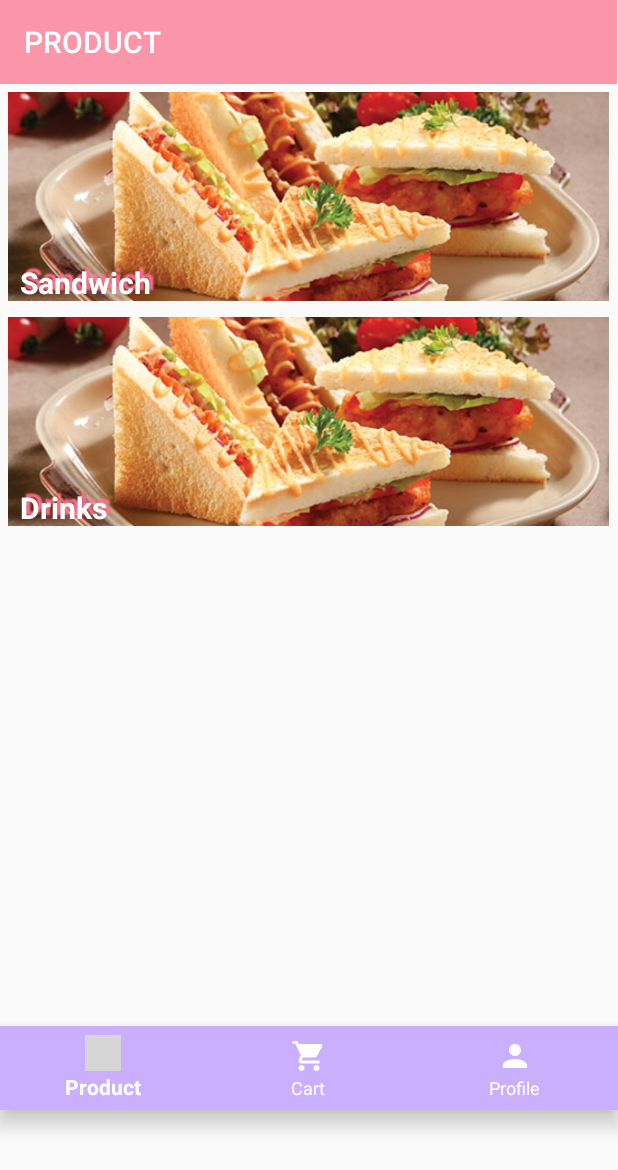
After one commit to hungfq/moblie, an Android app: the CategoryProductFragment screen opened directly, with no data from a screen before it, on a phone screen of 412 x 824 dp. The commit adds this screen. Shown: the top 1170 px of the screen. Run offline under Robolectric (Android 15) with nearby library versions, the phone set to English and light mode, and no system bars; grey boxes are pictures that could not be loaded.

Commit message:
add remember me and product fragment

```diff
--- a/app/build.gradle
+++ b/app/build.gradle
@@ -38,6 +38,9 @@
     implementation 'androidx.constraintlayout:constraintlayout:2.0.1'
     implementation 'androidx.lifecycle:lifecycle-livedata-ktx:2.2.0'
     implementation 'androidx.lifecycle:lifecycle-viewmodel-ktx:2.2.0'
+    //noinspection GradleCompatible
+    implementation 'com.android.support:design:26.1.0'
+    implementation 'androidx.legacy:legacy-support-v4:1.0.0'
     testImplementation 'junit:junit:4.+'
     androidTestImplementation 'androidx.test.ext:junit:1.1.2'
     androidTestImplementation 'androidx.test.espresso:espresso-core:3.3.0'
--- /dev/null
+++ b/app/src/main/java/hcmute/edu/vn/mssv18110276/CategoryProductFragment.java
@@ -0,0 +1,100 @@
+package hcmute.edu.vn.mssv18110276;
+
+import android.os.Bundle;
+
+import androidx.fragment.app.Fragment;
+import androidx.recyclerview.widget.LinearLayoutManager;
+import androidx.recyclerview.widget.RecyclerView;
+
+import android.view.LayoutInflater;
+import android.view.View;
+import android.view.ViewGroup;
+
+import java.io.ByteArrayOutputStream;
+import java.io.IOException;
+import java.io.InputStream;
+import java.net.MalformedURLException;
+import java.net.URL;
+import java.util.List;
+
+public class CategoryProductFragment extends Fragment {
+
+    // TODO: Rename parameter arguments, choose names that match
+    private static final String ARG_PARAM1 = "param1";
+    private static final String ARG_PARAM2 = "param2";
+
+    // TODO: Rename and change types of parameters
+    private String mParam1;
+    private String mParam2;
+
+    private List<CategoryProduct> lCategoryProducts;
+    DatabaseHandler db;
+
+    public CategoryProductFragment() {
+        // Required empty public constructor
+    }
+
+    // TODO: Rename and change types and number of parameters
+    public static CategoryProductFragment newInstance(String param1, String param2) {
+        CategoryProductFragment fragment = new CategoryProductFragment();
+        Bundle args = new Bundle();
+        args.putString(ARG_PARAM1, param1);
+        args.putString(ARG_PARAM2, param2);
+        fragment.setArguments(args);
+        return fragment;
+    }
+
+    @Override
+    public void onCreate(Bundle savedInstanceState) {
+        super.onCreate(savedInstanceState);
+        if (getArguments() != null) {
+            mParam1 = getArguments().getString(ARG_PARAM1);
+            mParam2 = getArguments().getString(ARG_PARAM2);
+        }
+    }
+
+    @Override
+    public View onCreateView(LayoutInflater inflater, ViewGroup container,
+                             Bundle savedInstanceState) {
+        // Inflate the layout for this fragment
+        View view = inflater.inflate(R.layout.fragment_category_product, container, false);
+
+        db = new DatabaseHandler(getContext());
+        lCategoryProducts = db.getListCategoryProduct();
+        //show
+        if(lCategoryProducts.size() <= 0){
+            insertDefaultCategory();
+            lCategoryProducts = db.getListCategoryProduct();
+        }
+
+        RecyclerView rv_category = view.findViewById(R.id.item_category);
+        /*rv_category.setHasFixedSize(true);*/
+        RecyclerView.LayoutManager layoutManager = new LinearLayoutManager(getContext());
+        rv_category.setLayoutManager(layoutManager);
+        CategoryProductAdapter adapter = new CategoryProductAdapter(lCategoryProducts, getContext());
+        rv_category.setAdapter(adapter);
+
+        return view;
+    }
+
+    private byte[] getByteArrayImage(String sURL) throws MalformedURLException {
+        URL url = new URL(sURL);
+        ByteArrayOutputStream output = new ByteArrayOutputStream();
+
+        try (InputStream inputStream = url.openStream()) {
+            int n = 0;
+            byte [] buffer = new byte[ 1024 ];
+            while (-1 != (n = inputStream.read(buffer))) {
+                output.write(buffer, 0, n);
+            }
+        } catch (IOException e) {
+            e.printStackTrace();
+        }
+        return output.toByteArray();
+    }
+
+    private void insertDefaultCategory(){
+        db.insertCategoryProduct(new CategoryProduct("Sandwich", null));
+        db.insertCategoryProduct(new CategoryProduct("Drinks", null));
+    }
+}
--- a/app/src/main/res/layout/activity_category_product.xml
+++ b/app/src/main/res/layout/activity_category_product.xml
@@ -24,4 +24,6 @@
         >
 
     </androidx.recyclerview.widget.RecyclerView>
+
+
 </LinearLayout>
--- a/app/src/main/res/layout/activity_forgot_password.xml
+++ b/app/src/main/res/layout/activity_forgot_password.xml
@@ -5,7 +5,7 @@
     android:layout_width="match_parent"
     android:layout_height="match_parent"
     android:orientation="vertical"
-    tools:context=".MainActivity">
+    tools:context=".LoginActivity">
 
 
     <ImageView
--- a/app/src/main/res/layout/activity_main.xml
+++ b/app/src/main/res/layout/activity_main.xml
@@ -2,97 +2,35 @@
 <LinearLayout xmlns:android="http://schemas.android.com/apk/res/android"
     xmlns:app="http://schemas.android.com/apk/res-auto"
     xmlns:tools="http://schemas.android.com/tools"
+    android:id="@+id/container"
     android:layout_width="match_parent"
     android:layout_height="match_parent"
     android:orientation="vertical"
     tools:context=".MainActivity">
 
-    <ProgressBar
-        android:id="@+id/login_progress"
-        style="?android:attr/progressBarStyleLarge"
-        android:layout_width="wrap_content"
-        android:layout_height="wrap_content"
-        android:layout_marginBottom="8dp"
-        android:visibility="gone" />
+    <FrameLayout
+        android:id="@+id/frame_container"
+        android:layout_width="411dp"
+        android:layout_height="684dp"
+        app:layout_behavior="@string/appbar_scrolling_view_behavior"
+        app:layout_constraintBottom_toTopOf="@+id/navigation"
+        app:layout_constraintEnd_toEndOf="parent"
+        app:layout_constraintStart_toStartOf="parent"
+        app:layout_constraintTop_toTopOf="parent" />
 
-    <ImageView
-        android:id="@+id/iv_logoapp"
-        android:layout_width="match_parent"
-        android:layout_height="286dp"
-        android:layout_weight="1"
-        android:padding="10dp"
-        android:src="@drawable/logo_app" />
-
-    <EditText
-        android:id="@+id/et_username"
-        android:layout_width="wrap_content"
-        android:layout_height="wrap_content"
-        android:layout_weight="1"
-        android:layout_gravity="center"
-        android:ems="16"
-        android:inputType="textPersonName"
-        android:hint="@string/hint_username"
-        android:background="@drawable/my_edittext"
-        android:layout_margin="5dp"
-        android:paddingLeft="15dp"
-        android:paddingRight="10dp"/>
-
-    <EditText
-        android:id="@+id/et_password"
-        android:layout_width="wrap_content"
-        android:layout_height="wrap_content"
-        android:layout_gravity="center"
-        android:layout_weight="1"
-        android:ems="16"
-        android:inputType="textPassword"
-        android:hint="@string/hint_password"
-        android:background="@drawable/my_edittext"
-        android:layout_margin="5dp"
-        android:paddingLeft="15dp"
-        android:paddingRight="10dp"/>
-
-    <TextView
-        android:id="@+id/tv_forgotpassword"
+    <com.google.android.material.bottomnavigation.BottomNavigationView
+        android:id="@+id/navigation"
         android:layout_width="match_parent"
         android:layout_height="wrap_content"
-        android:layout_weight="1"
-        android:text="@string/tv_forgotpassword"
-        android:paddingLeft="45dp"
-        android:textSize="18dp"
-        android:textStyle="italic"
-        android:textColor="#A35161"/>
-
-    <Button
-        android:id="@+id/btn_login"
-        android:layout_width="150dp"
-        android:layout_height="20dp"
-        android:layout_gravity="center"
-        android:layout_weight="1"
-        android:background="@drawable/my_button"
-        android:text="@string/btn_login"
-        android:textSize="20dp"
-        app:backgroundTint="@null"
-        />
-
-    <TextView
-        android:id="@+id/tv_or"
-        android:layout_width="match_parent"
-        android:layout_height="wrap_content"
-        android:gravity="center"
-        android:text="OR"
-        android:textStyle="bold"
-        android:textSize="18dp"/>
-
-    <Button
-        android:id="@+id/btn_register"
-        android:layout_width="150dp"
-        android:layout_height="20dp"
-        android:layout_gravity="center"
-        android:layout_marginBottom="40dp"
-        android:layout_weight="1"
-        android:background="@drawable/my_button"
-        android:text="@string/btn_register"
-        android:textSize="20dp"
-        app:backgroundTint="@null"/>
-
+        android:layout_gravity="bottom"
+        android:background="?android:attr/windowBackground"
+        android:foreground="?attr/selectableItemBackground"
+        app:itemBackground="@color/bgBottomNavigation"
+        app:itemIconTint="@android:color/white"
+        app:itemTextColor="@android:color/white"
+        app:layout_constraintBottom_toBottomOf="parent"
+        app:layout_constraintEnd_toEndOf="parent"
+        app:layout_constraintStart_toStartOf="parent"
+        app:layout_constraintTop_toBottomOf="@+id/frame_container"
+        app:menu="@menu/navigation" />
 </LinearLayout>
--- a/app/src/main/res/layout/activity_register.xml
+++ b/app/src/main/res/layout/activity_register.xml
@@ -5,7 +5,7 @@
     android:layout_width="match_parent"
     android:layout_height="match_parent"
     android:orientation="vertical"
-    tools:context=".MainActivity">
+    tools:context=".LoginActivity">
 
     <LinearLayout
         android:layout_width="match_parent"
--- /dev/null
+++ b/app/src/main/res/layout/fragment_category_product.xml
@@ -0,0 +1,32 @@
+<?xml version="1.0" encoding="utf-8"?>
+<FrameLayout xmlns:android="http://schemas.android.com/apk/res/android"
+    xmlns:tools="http://schemas.android.com/tools"
+    xmlns:app="http://schemas.android.com/apk/res-auto"
+    android:layout_width="match_parent"
+    android:layout_height="match_parent"
+    tools:context=".CategoryProductFragment">
+
+    <!-- TODO: Update blank fragment layout -->
+    <LinearLayout
+        android:layout_width="match_parent"
+        android:layout_height="match_parent"
+        android:orientation="vertical">
+
+        <androidx.appcompat.widget.Toolbar
+            android:id="@+id/toolbar_appbar"
+            android:layout_width="match_parent"
+            android:layout_height="?attr/actionBarSize"
+            android:background="?attr/colorPrimary"
+            android:minHeight="?attr/actionBarSize"
+            android:theme="?attr/actionBarTheme"
+            app:title="@string/appbar_product"
+            app:titleTextColor="@color/white"/>
+
+        <androidx.recyclerview.widget.RecyclerView
+            android:layout_width="match_parent"
+            android:layout_height="match_parent"
+            android:id="@+id/item_category">
+        </androidx.recyclerview.widget.RecyclerView>
+    </LinearLayout>
+
+</FrameLayout>
--- a/app/src/main/res/menu/navigation.xml
+++ b/app/src/main/res/menu/navigation.xml
@@ -1,7 +1,7 @@
 <?xml version="1.0" encoding="utf-8"?>
 <menu xmlns:android="http://schemas.android.com/apk/res/android">
     <item
-        android:id="@+id/navigation_shop"
+        android:id="@+id/navigation_product"
         android:icon="@drawable/icons8_product"
         android:title="@string/title_product" />
 
--- a/app/src/main/res/values/strings.xml
+++ b/app/src/main/res/values/strings.xml
@@ -17,4 +17,6 @@
     <string name="title_product">Product</string>
     <string name="title_cart">Cart</string>
     <string name="title_profile">Profile</string>
+    <!-- TODO: Remove or change this placeholder text -->
+    <string name="hello_blank_fragment">Hello blank fragment</string>
 </resources>
```
Also changed, not shown: app/src/main/AndroidManifest.xml (+4 -3 lines), app/src/main/java/hcmute/edu/vn/mssv18110276/LoginActivity.java (added, +169 -0 lines), app/src/main/java/hcmute/edu/vn/mssv18110276/MainActivity.java (+36 -124 lines), app/src/main/java/hcmute/edu/vn/mssv18110276/RegisterActivity.java (+2 -5 lines), app/src/main/res/layout/activity_login.xml (added, +105 -0 lines).
